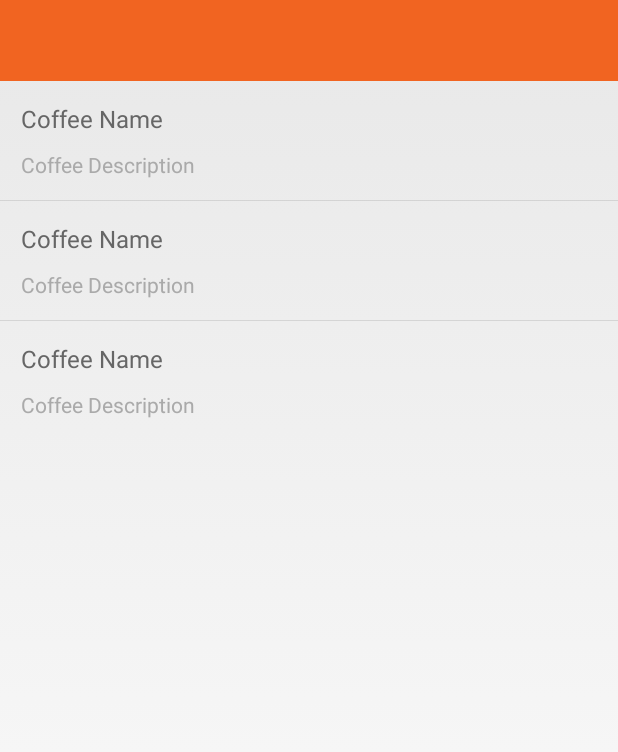
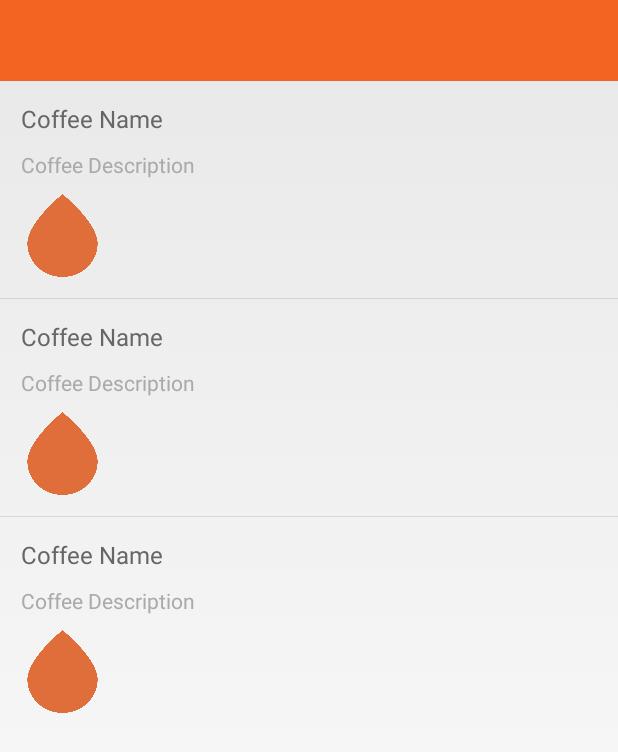
Before and after one commit to yfeng55/Percolate-Assessment, an Android app: the layout coffeelist_layout.xml on its own in the app's theme, with its tools: preview values and no code run, on a phone screen of 412 x 824 dp. Shown: the top 752 px of the screen. Run offline under Robolectric (Android 15) with nearby library versions, the phone set to English and light mode, and no system bars.

Commit message:
implemented image retrievel, still need to implement caching for smoother scrolling

```diff
--- a/app/src/main/res/layout/row.xml
+++ b/app/src/main/res/layout/row.xml
@@ -26,12 +26,13 @@
         android:layout_marginBottom="10dp"
         android:text="Coffee Description" />
 
-    <!--<ImageView-->
-        <!--android:id="@+id/ivImage"-->
-        <!--android:layout_width="wrap_content"-->
-        <!--android:layout_height="wrap_content"-->
-        <!--android:layout_margin="8dp"-->
-        <!--android:src="@drawable/drip" />-->
+    <ImageView
+        android:id="@+id/ivImage"
+        android:layout_width="55dp"
+        android:layout_height="55dp"
+        android:layout_marginLeft="10dp"
+        android:layout_marginBottom="10dp"
+        android:src="@drawable/drip" />
 
 
 </LinearLayout>
```
Also changed, not shown: app/src/main/java/coffeeapp/percolate/efeng/coffeeapp/CoffeeActivity.java (+4 -4 lines), app/src/main/java/coffeeapp/percolate/efeng/coffeeapp/ListViewAdapter.java (+3 -5 lines).
